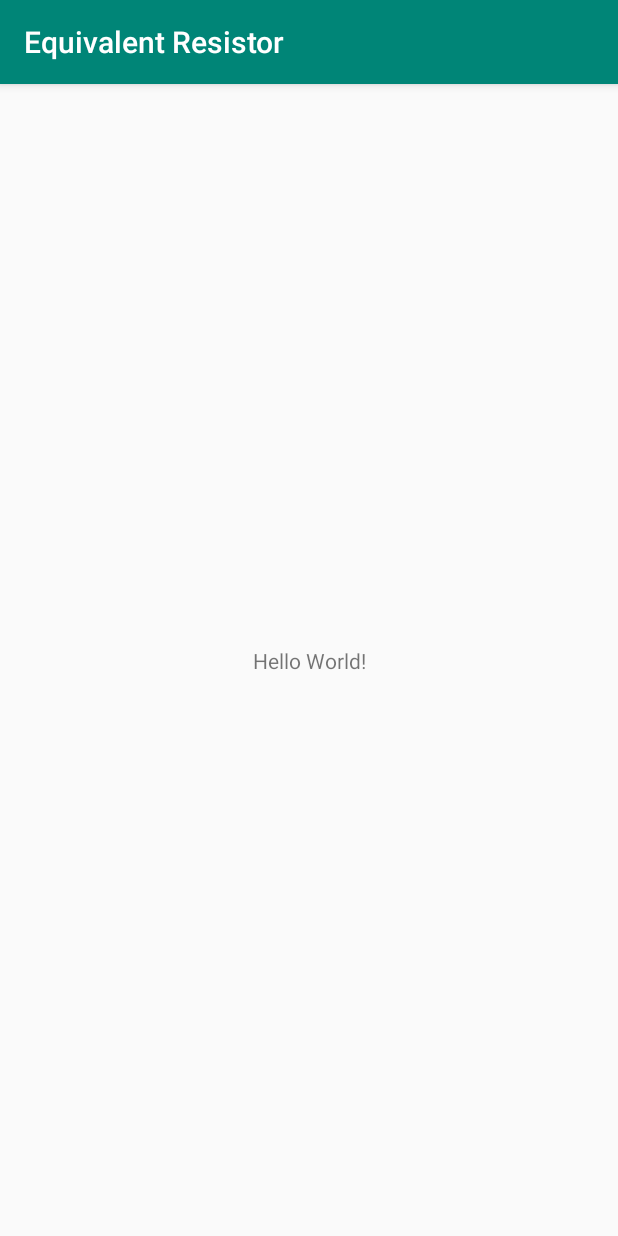
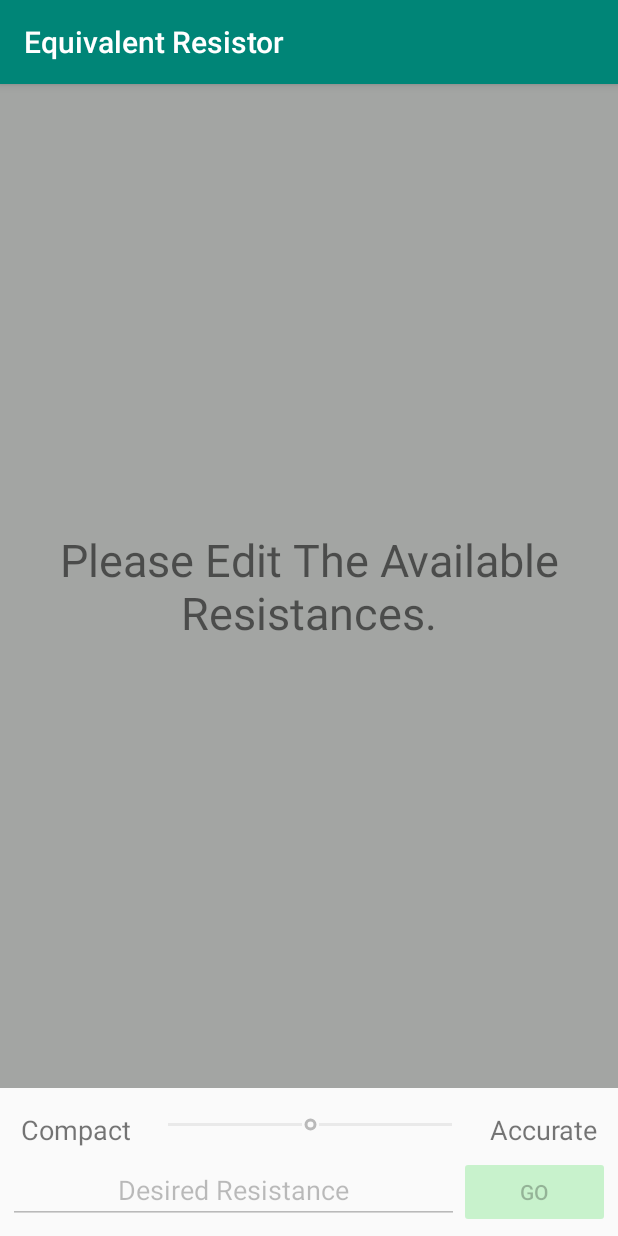
Before and after one commit to Shu244/Equivalent-Resistor, an Android app: the screen it shows after launch (MainActivity), on a phone screen of 412 x 824 dp. Run offline under Robolectric (Android 15) with nearby library versions, the phone set to English and light mode, and no system bars.

Commit message:
Finished UI of MainActivity

```diff
--- a/app/src/main/java/com/example/equivalentresistor/MainActivity.java
+++ b/app/src/main/java/com/example/equivalentresistor/MainActivity.java
@@ -1,14 +1,92 @@
 package com.example.equivalentresistor;
 
 import androidx.appcompat.app.AppCompatActivity;
+import androidx.fragment.app.Fragment;
+import androidx.fragment.app.FragmentManager;
+import androidx.fragment.app.FragmentStatePagerAdapter;
+import androidx.viewpager.widget.ViewPager;
 
 import android.os.Bundle;
+import android.widget.Button;
+import android.widget.SeekBar;
+import android.widget.TextView;
 
 public class MainActivity extends AppCompatActivity {
+
+    private ResistorModel mModel;
+
+    private ViewPager mViewPager;
+    private SeekBar mSizePrioritySeekBar;
+    private TextView mSearchEditText;
+    private Button mSearchButton;
 
     @Override
     protected void onCreate(Bundle savedInstanceState) {
         super.onCreate(savedInstanceState);
         setContentView(R.layout.activity_main);
+
+        mViewPager = findViewById(R.id.viewPager);
+        mSizePrioritySeekBar = findViewById(R.id.sizePrioritySeekBar);
+        mSearchEditText = findViewById(R.id.searchEditText);
+        mSearchButton = findViewById(R.id.searchButton);
+
+        mModel = ResistorModel.getInstance();
+        if (mModel.getSize() == 0) {
+            // Data needs to be filled in.
+            if(hasData()) {
+                // There's data to fill in.
+                fillModel();
+            } else {
+                // There's no data to fill in. Disable search.
+                disableSearch();
+            }
+        }
+
+//        mSearchButton.setOnClickListener(new OnClickListener() {
+//            public void onClick(View v)
+//            {
+//                //DO SOMETHING! {RUN SOME FUNCTION ... DO CHECKS... ETC}
+//            }
+//        });
+    }
+
+    /*
+    Checks if there are any data files.
+     */
+    private boolean hasData() {
+
+        return false;
+    }
+
+    /*
+    Fills model with data.
+     */
+    private void fillModel() {
+
+    }
+
+    /*
+    Disables options to search since no data is available.
+     */
+    private void disableSearch() {
+        // Fill ViewPager with fragment to display no resistance.
+        FragmentManager fragmentManager = getSupportFragmentManager();
+        mViewPager.setAdapter(new FragmentStatePagerAdapter(fragmentManager) {
+            @Override
+            public Fragment getItem(int position) {
+                return NoResistorFragment.getFragment();
+            }
+
+            @Override
+            public int getCount() {
+                return 1;
+            }
+        });
+
+        // Still need to update UI
+        mSizePrioritySeekBar.setEnabled(false);
+        //mSizePrioritySeekBar.getThumb().setColorFilter(getResources().getColor(R.color.inactive), PorterDuff.Mode.MULTIPLY);
+        mSearchEditText.setEnabled(false);
+        mSearchButton.setEnabled(false);
     }
 }
--- /dev/null
+++ b/app/src/main/java/com/example/equivalentresistor/NoResistorFragment.java
@@ -0,0 +1,20 @@
+package com.example.equivalentresistor;
+
+import android.os.Bundle;
+import android.view.LayoutInflater;
+import android.view.View;
+import android.view.ViewGroup;
+
+import androidx.fragment.app.Fragment;
+
+public class NoResistorFragment extends Fragment {
+    @Override
+    public View onCreateView(LayoutInflater inflater, ViewGroup container, Bundle bundle) {
+        View v = inflater.inflate(R.layout.no_resistor_fragment, container, false);
+        return v;
+    }
+
+    public static Fragment getFragment() {
+        return new NoResistorFragment();
+    }
+}
--- /dev/null
+++ b/app/src/main/java/com/example/equivalentresistor/ResistorModel.java
@@ -0,0 +1,33 @@
+package com.example.equivalentresistor;
+
+import java.util.ArrayList;
+import java.util.List;
+import exceptions.NoResistancesException;
+
+class ResistorModel {
+
+    private static final ResistorModel mModel = new ResistorModel();
+    private List<Double> mResistances = new ArrayList<>();
+
+    static ResistorModel getInstance() {
+        return mModel;
+    }
+
+    public int getSize() {
+        return mResistances.size();
+    }
+
+    public void setResistances(List<Double> resistances) {
+        mResistances = resistances;
+    }
+
+    public List<Double> getResistances() throws NoResistancesException {
+        if(mResistances.size() == 0)
+            throw new NoResistancesException();
+        return mResistances;
+    }
+
+    // Private since you cannot construct this class.
+    private ResistorModel() {
+    }
+}
--- /dev/null
+++ b/app/src/main/java/exceptions/NoResistancesException.java
@@ -0,0 +1,10 @@
+package exceptions;
+
+public class NoResistancesException extends Exception {
+    public NoResistancesException(String message) {
+        super(message);
+    }
+    public NoResistancesException() {
+        super("Cannot return empty list of resistances to compute on.");
+    }
+}
--- a/app/src/main/res/layout/activity_main.xml
+++ b/app/src/main/res/layout/activity_main.xml
@@ -1,18 +1,92 @@
 <?xml version="1.0" encoding="utf-8"?>
-<androidx.constraintlayout.widget.ConstraintLayout xmlns:android="http://schemas.android.com/apk/res/android"
+<androidx.constraintlayout.widget.ConstraintLayout
+    xmlns:android="http://schemas.android.com/apk/res/android"
     xmlns:app="http://schemas.android.com/apk/res-auto"
-    xmlns:tools="http://schemas.android.com/tools"
     android:layout_width="match_parent"
-    android:layout_height="match_parent"
-    tools:context=".MainActivity">
+    android:layout_height="match_parent">
 
-    <TextView
-        android:layout_width="wrap_content"
+    <!-- Used to hold built circuit. -->
+    <androidx.viewpager.widget.ViewPager
+        android:id="@+id/viewPager"
+        app:layout_constrainedHeight="true"
+        android:layout_width="match_parent"
         android:layout_height="wrap_content"
-        android:text="Hello World!"
+        app:layout_constraintBottom_toTopOf="@+id/linearLayout"
+        app:layout_constraintEnd_toEndOf="parent"
+        app:layout_constraintStart_toStartOf="parent"
+        app:layout_constraintTop_toTopOf="parent">
+
+    </androidx.viewpager.widget.ViewPager>
+
+    <!-- Used to hold circuit search entry and search configurations. -->
+    <LinearLayout
+        android:id="@+id/linearLayout"
+        android:layout_width="match_parent"
+        android:layout_height="wrap_content"
+        android:layout_gravity="bottom"
+        android:layout_margin="5dp"
+        android:orientation="vertical"
         app:layout_constraintBottom_toBottomOf="parent"
-        app:layout_constraintLeft_toLeftOf="parent"
-        app:layout_constraintRight_toRightOf="parent"
-        app:layout_constraintTop_toTopOf="parent" />
+        app:layout_constraintEnd_toEndOf="parent"
+        app:layout_constraintStart_toStartOf="parent">
+
+        <!-- Search configurations. -->
+        <LinearLayout
+            android:layout_width="match_parent"
+            android:layout_height="wrap_content"
+            android:layout_marginTop="15dp"
+            android:orientation="horizontal">
+
+            <TextView
+                android:layout_width="wrap_content"
+                android:layout_height="wrap_content"
+                android:layout_weight="1"
+                android:gravity="center"
+                android:text="@string/compact"
+                android:textSize="18sp" />
+
+            <SeekBar
+                android:id="@+id/sizePrioritySeekBar"
+                android:layout_width="wrap_content"
+                android:layout_height="wrap_content"
+                android:layout_weight="10"
+                android:max="100"
+                android:progress="50" />
+
+            <TextView
+                android:layout_width="wrap_content"
+                android:layout_height="wrap_content"
+                android:layout_weight="1"
+                android:gravity="center"
+                android:text="@string/accurate"
+                android:textSize="18sp" />
+        </LinearLayout>
+
+        <!-- Search entry. -->
+        <LinearLayout
+            android:layout_width="match_parent"
+            android:layout_height="wrap_content"
+            android:layout_marginTop="5dp"
+            android:orientation="horizontal">
+
+            <EditText
+                android:id="@+id/searchEditText"
+                android:layout_width="wrap_content"
+                android:layout_height="wrap_content"
+                android:layout_weight="7"
+                android:ems="10"
+                android:gravity="center"
+                android:inputType="number"
+                android:text="@string/search_hint" />
+
+            <Button
+                android:id="@+id/searchButton"
+                android:layout_width="wrap_content"
+                android:layout_height="wrap_content"
+                android:layout_weight="1"
+                android:text="@string/go"
+                app:backgroundTint="@color/go_button" />
+        </LinearLayout>
+    </LinearLayout>
 
 </androidx.constraintlayout.widget.ConstraintLayout>
--- /dev/null
+++ b/app/src/main/res/layout/no_resistor_fragment.xml
@@ -0,0 +1,13 @@
+<?xml version="1.0" encoding="utf-8"?>
+<LinearLayout xmlns:android="http://schemas.android.com/apk/res/android"
+    android:orientation="vertical" android:layout_width="match_parent"
+    android:layout_height="match_parent">
+
+    <TextView
+        android:layout_width="match_parent"
+        android:layout_height="match_parent"
+        android:background="@color/inactive"
+        android:gravity="center"
+        android:text="@string/no_resistors_message"
+        android:textSize="30sp" />
+</LinearLayout>
--- a/app/src/main/res/values/colors.xml
+++ b/app/src/main/res/values/colors.xml
@@ -3,4 +3,6 @@
     <color name="colorPrimary">#008577</color>
     <color name="colorPrimaryDark">#00574B</color>
     <color name="colorAccent">#D81B60</color>
+    <color name="go_button">#391BD82E</color>
+    <color name="inactive">#A3A5A3</color>
 </resources>
--- a/app/src/main/res/values/strings.xml
+++ b/app/src/main/res/values/strings.xml
@@ -1,3 +1,8 @@
 <resources>
     <string name="app_name">Equivalent Resistor</string>
+    <string name="compact">Compact</string>
+    <string name="accurate">Accurate</string>
+    <string name="go">GO</string>
+    <string name="search_hint">Desired Resistance</string>
+    <string name="no_resistors_message">Please Edit The Available Resistances.</string>
 </resources>
```
